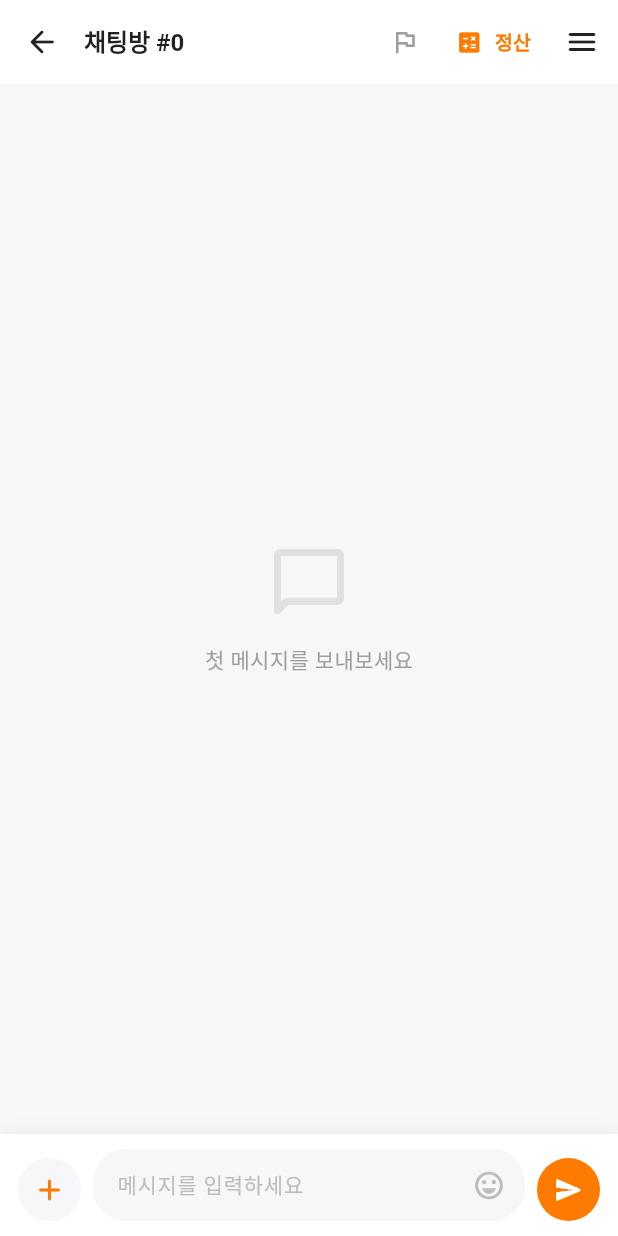
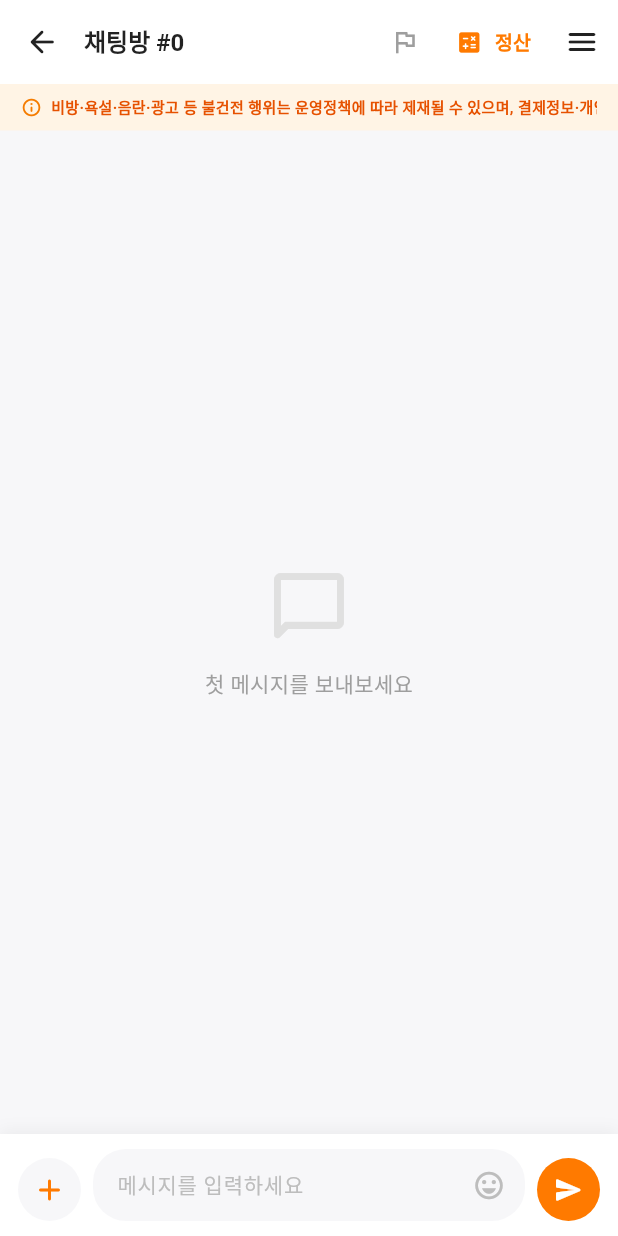
Before and after one commit to RokGwang/Together_gayu, a Flutter app: the ChatPage screen opened directly with empty values, on a phone screen of 412 x 824 dp. Run offline on Flutter 3.47's test engine with Material 3 defaults, Android fonts, the phone set to English and light mode, and no system bars; our stand-ins replace cached_network_image, flutter_dotenv, geolocator, image_picker, permission_handler, share_plus and 3 more; missing offline and left inert: kakao_flutter_sdk_user; accounts and stored records are empty; network calls fail.

```diff
--- a/lib/chat/chat.dart
+++ b/lib/chat/chat.dart
@@ -2169,6 +2169,27 @@ class _ChatPageState extends State<ChatPage> {
         ),
         body: Column(
           children: [
+            Container(
+              width: double.infinity,
+              color: const Color(0xFFFFF4E5),
+              padding: const EdgeInsets.symmetric(horizontal: 14, vertical: 8),
+              child: Row(
+                children: [
+                  Icon(Icons.info_outline_rounded, size: 14, color: Colors.orange.shade700),
+                  const SizedBox(width: 6),
+                  Expanded(
+                    child: SingleChildScrollView(
+                      scrollDirection: Axis.horizontal,
+                      child: Text(
+                        "비방·욕설·음란·광고 등 불건전 행위는 운영정책에 따라 제재될 수 있으며, 결제정보·개인정보는 절대 타인에게 공개하지 마세요.",
+                        maxLines: 1,
+                        style: TextStyle(fontSize: 10, color: Colors.orange.shade900, fontWeight: FontWeight.w600),
+                      ),
+                    ),
+                  ),
+                ],
+              ),
+            ),
             Expanded(
               child: isLoading
                   ? Center(child: CircularProgressIndicator(color: primary))
--- a/lib/user/signup.dart
+++ b/lib/user/signup.dart
@@ -69,7 +69,7 @@ class _SignupPageState extends State<SignupPage> {
 
     try {
 
-      final url = '${dotenv.env['PHP_URL']}check_duplicate.php?email=${Uri.encodeComponent(email)}';
+      final url = '${dotenv.env['PHP_URL']}user_check_duplicate.php?email=${Uri.encodeComponent(email)}';
 
       final response = await http.get(Uri.parse(url));
 
--- a/pubspec.yaml
+++ b/pubspec.yaml
@@ -16,7 +16,7 @@ publish_to: 'none' # Remove this line if you wish to publish to pub.dev
 # https://developer.apple.com/library/archive/documentation/General/Reference/InfoPlistKeyReference/Articles/CoreFoundationKeys.html
 # In Windows, build-name is used as the major, minor, and patch parts
 # of the product and file versions while build-number is used as the build suffix.
-version: 1.0.0+1
+version: 1.0.1+2
 
 environment:
   sdk: ^3.7.0
```
Also changed, not shown: 2 other files.
